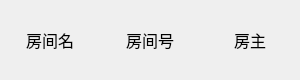
Qt form roomitem.ui (liushuai0417/ThreeKingdom_Kill) before a commit.
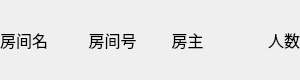
The same form after that commit.

Commit message: 房间信息插件新增房间人数

The edit to the form file:
```diff
--- a/roomitem.ui
+++ b/roomitem.ui
@@ -79,6 +79,11 @@
           <height>9999</height>
          </size>
         </property>
+        <property name="font">
+         <font>
+          <family>华文行楷</family>
+         </font>
+        </property>
         <layout class="QHBoxLayout" name="horizontalLayout_2">
          <property name="spacing">
           <number>0</number>
@@ -107,7 +112,7 @@
             <string>房间名</string>
            </property>
            <property name="alignment">
-            <set>Qt::AlignCenter</set>
+            <set>Qt::AlignLeading|Qt::AlignLeft|Qt::AlignVCenter</set>
            </property>
           </widget>
          </item>
@@ -143,6 +148,21 @@
            </property>
           </widget>
          </item>
+         <item>
+          <widget class="QLabel" name="lb_number">
+           <property name="font">
+            <font>
+             <pointsize>12</pointsize>
+            </font>
+           </property>
+           <property name="text">
+            <string>人数</string>
+           </property>
+           <property name="alignment">
+            <set>Qt::AlignRight|Qt::AlignTrailing|Qt::AlignVCenter</set>
+           </property>
+          </widget>
+         </item>
         </layout>
        </widget>
       </item>
```
The commit also changes 7 other files.
